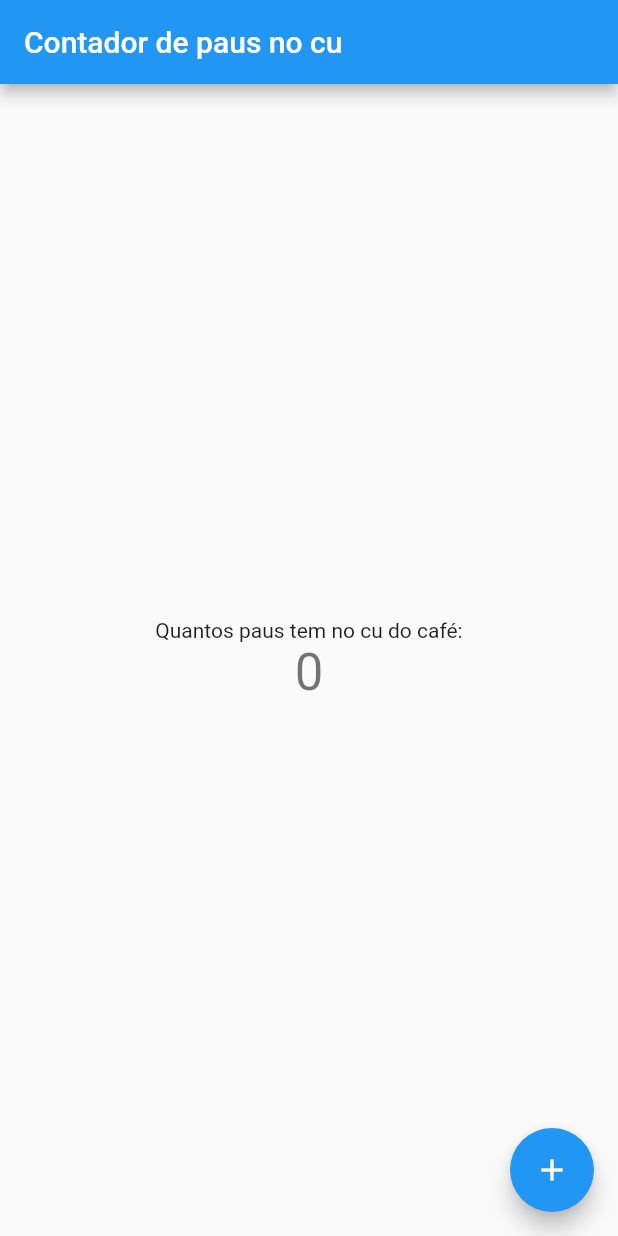
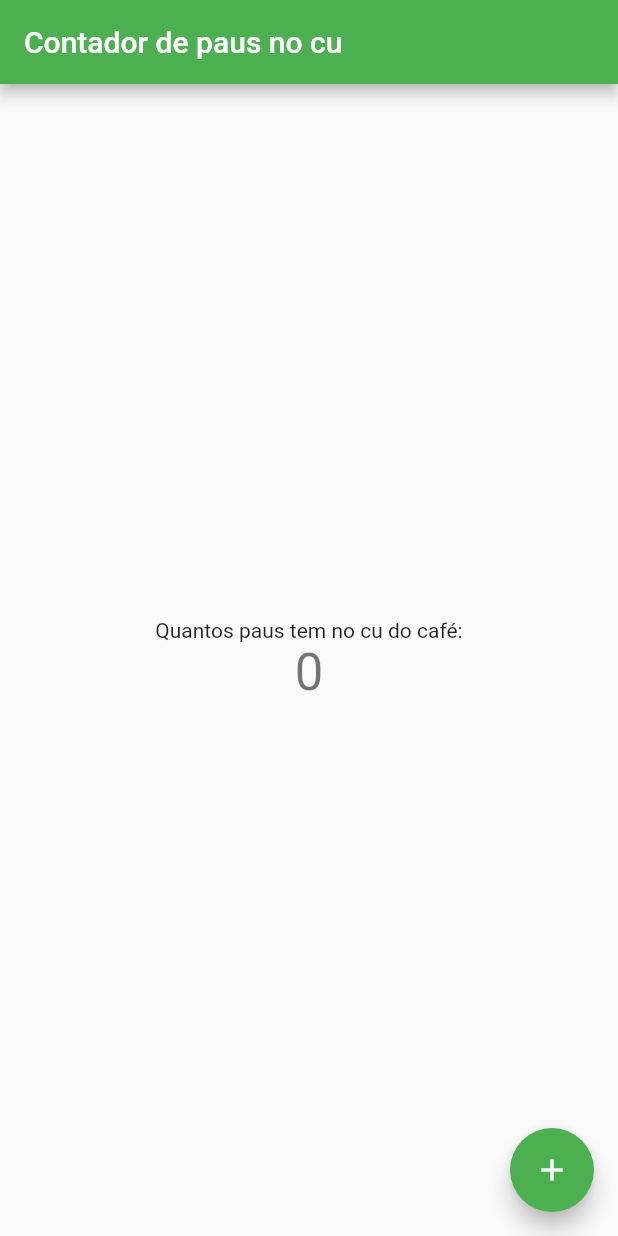
Before and after one commit to jonassprotti/Aulas-Flutter, a Flutter app: the screen it shows after launch, on a phone screen of 412 x 824 dp. Run offline on Flutter 3.47's test engine with Material 2 defaults, Android fonts, the phone set to English and light mode, and no system bars; missing offline and left inert: dart:html.

Commit message:
Update main.dart

```diff
--- a/primeiro_teste_flutter/lib/main.dart
+++ b/primeiro_teste_flutter/lib/main.dart
@@ -1,3 +1,5 @@
+import 'dart:html';
+
 import 'package:flutter/material.dart';
 
 void main() {
@@ -9,7 +11,7 @@ class MyApp extends StatelessWidget {
   @override
   Widget build(BuildContext context) {
     return MaterialApp(
-      title: 'Flutter Demo',
+      title: 'Contador de paus no cu',
       theme: ThemeData(
         // This is the theme of your application.
         //
@@ -20,7 +22,7 @@ class MyApp extends StatelessWidget {
         // or simply save your changes to "hot reload" in a Flutter IDE).
         // Notice that the counter didn't reset back to zero; the application
         // is not restarted.
-        primarySwatch: Colors.blue,
+        primarySwatch: Colors.green,
       ),
       home: MyHomePage(title: 'Contador de paus no cu'),
     );
@@ -74,38 +76,18 @@ class _MyHomePageState extends State<MyHomePage> {
         title: Text(widget.title),
       ),
       body: Center(
-        // Center is a layout widget. It takes a single child and positions it
-        // in the middle of the parent.
         child: Column(
-          // Column is also a layout widget. It takes a list of children and
-          // arranges them vertically. By default, it sizes itself to fit its
-          // children horizontally, and tries to be as tall as its parent.
-          //
-          // Invoke "debug painting" (press "p" in the console, choose the
-          // "Toggle Debug Paint" action from the Flutter Inspector in Android
-          // Studio, or the "Toggle Debug Paint" command in Visual Studio Code)
-          // to see the wireframe for each widget.
-          //
-          // Column has various properties to control how it sizes itself and
-          // how it positions its children. Here we use mainAxisAlignment to
-          // center the children vertically; the main axis here is the vertical
-          // axis because Columns are vertical (the cross axis would be
-          // horizontal).
           mainAxisAlignment: MainAxisAlignment.center,
           children: <Widget>[
-            Text(
-              'Quantos paus tem no cu do café:',
-            ),
-            Text(
-              '$_counter',
-              style: Theme.of(context).textTheme.headline4,
-            ),
+            Text('Quantos paus tem no cu do café:'),
+            Text('$_counter', style: Theme.of(context).textTheme.headline4),
           ],
         ),
       ),
+
       floatingActionButton: FloatingActionButton(
         onPressed: _incrementCounter,
-        tooltip: 'Increment',
+        tooltip: 'Adicionar paus',
         child: Icon(Icons.add),
       ), // This trailing comma makes auto-formatting nicer for build methods.
     );
```
